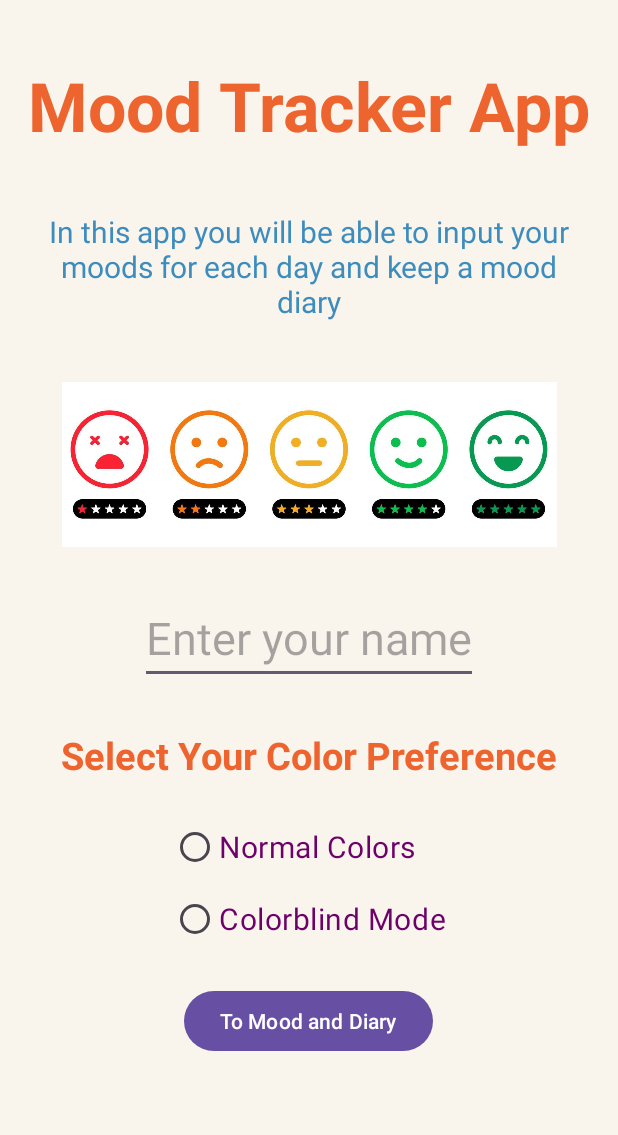
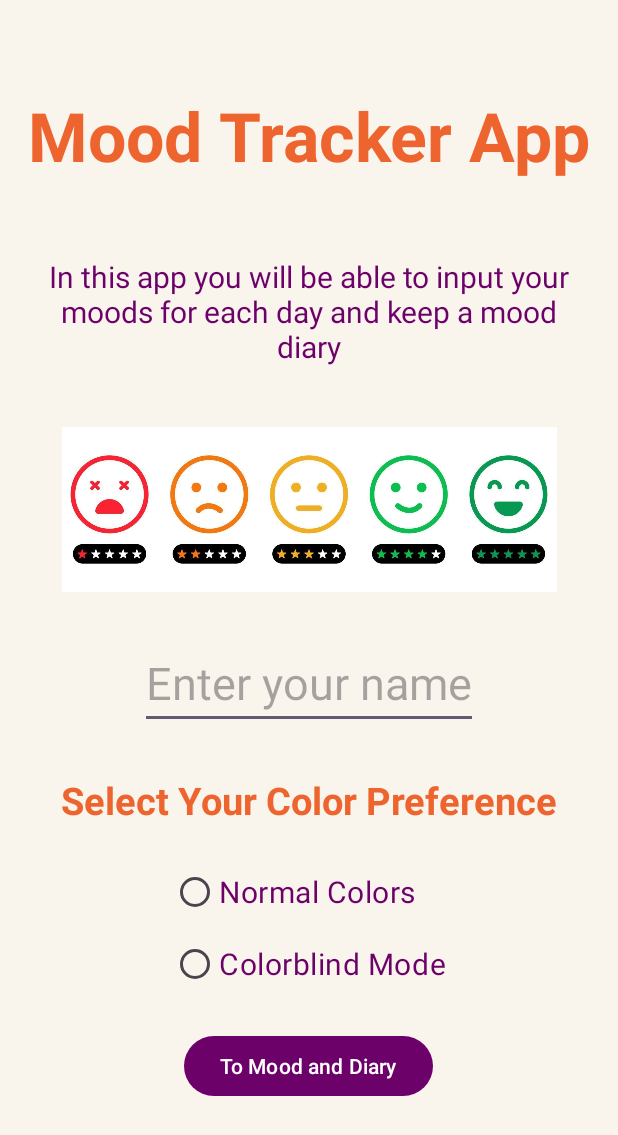
Before and after one commit to Skullking123/Mood-Tracker, an Android app: the screen it shows after launch (WelcomeActivity), on a phone screen of 412 x 824 dp. Shown: the top 1135 px of the screen. Run offline under Robolectric (Android 15) with nearby library versions, the phone set to English and light mode, and no system bars.

Commit message:
Changed buttons colors and aesthetics

```diff
--- a/app/src/main/java/com/example/mood_tracker/AddMoodActivity.kt
+++ b/app/src/main/java/com/example/mood_tracker/AddMoodActivity.kt
@@ -11,6 +11,7 @@ import androidx.appcompat.app.AppCompatActivity
 import android.Manifest
 import android.content.Intent
 import android.content.pm.PackageManager
+import android.content.res.ColorStateList
 import android.speech.RecognitionListener
 import android.speech.RecognizerIntent
 import android.speech.SpeechRecognizer
@@ -107,6 +108,8 @@ class AddMoodActivity : AppCompatActivity() {
         layout.setBackgroundColor(backgroundColor)
         title.setTextColor(titleColor)
         description.setTextColor(textColor)
+        mic.backgroundTintList = ColorStateList.valueOf(textColor)
+        submit.backgroundTintList = ColorStateList.valueOf(textColor)
     }
 
 
--- a/app/src/main/java/com/example/mood_tracker/WelcomeActivity.kt
+++ b/app/src/main/java/com/example/mood_tracker/WelcomeActivity.kt
@@ -1,6 +1,8 @@
 package com.example.mood_tracker
 
 import android.content.Intent
+import android.content.res.ColorStateList
+import android.graphics.PorterDuff
 import android.os.Bundle
 import android.widget.Button
 import android.widget.EditText
@@ -24,6 +26,7 @@ class WelcomeActivity : AppCompatActivity() {
     private lateinit var text : TextView
     private lateinit var colorblindText : TextView
     private lateinit var normalText : TextView
+    private lateinit var button : Button
 
     override fun onCreate(savedInstanceState: Bundle?) {
         super.onCreate(savedInstanceState)
@@ -83,18 +86,16 @@ class WelcomeActivity : AppCompatActivity() {
             if (mode == "colorblind") R.color.backgroundColor_cb else R.color.backgroundColor)
         val titleColor = ContextCompat.getColor(this,
             if (mode == "colorblind") R.color.titleColor_cb else R.color.titleColor)
-        val descriptionColor = ContextCompat.getColor(this,
-            if (mode == "colorblind") R.color.descriptionColor_cb else R.color.descriptionColor)
         val textColor = ContextCompat.getColor(this,
             if (mode == "colorblind") R.color.textColor_cb else R.color.textColor)
 
         layout.setBackgroundColor(backgroundColor)
         title.setTextColor(titleColor)
-        description.setTextColor(descriptionColor)
+        description.setTextColor(textColor)
         text.setTextColor(titleColor)
         normalText.setTextColor(textColor)
         colorblindText.setTextColor(textColor)
-
+        continueButton.backgroundTintList = ColorStateList.valueOf(textColor)
     }
 
     //function will validate the form and move to the next view if valid
--- a/app/src/main/res/layout/welcome_screen.xml
+++ b/app/src/main/res/layout/welcome_screen.xml
@@ -10,7 +10,7 @@
         android:id="@+id/welcomeTitle"
         android:text="Mood Tracker App"
         android:layout_centerHorizontal="true"
-        android:layout_marginTop="40dp"
+        android:layout_marginTop="60dp"
         android:textSize="45dp"
         android:textStyle="bold"
         />
@@ -22,7 +22,7 @@
         android:textSize="20dp"
         android:layout_below="@+id/welcomeTitle"
         android:gravity="center"
-        android:layout_marginTop="40dp"
+        android:layout_marginTop="50dp"
         android:layout_marginHorizontal="20dp"
 
         />
@@ -98,6 +98,6 @@
         android:visibility="gone"
         android:layout_centerHorizontal="true"
         android:textSize="15dp"
-        android:layout_marginTop="10dp"/>
+        android:layout_marginTop="20dp"/>
 
 </RelativeLayout>
```
